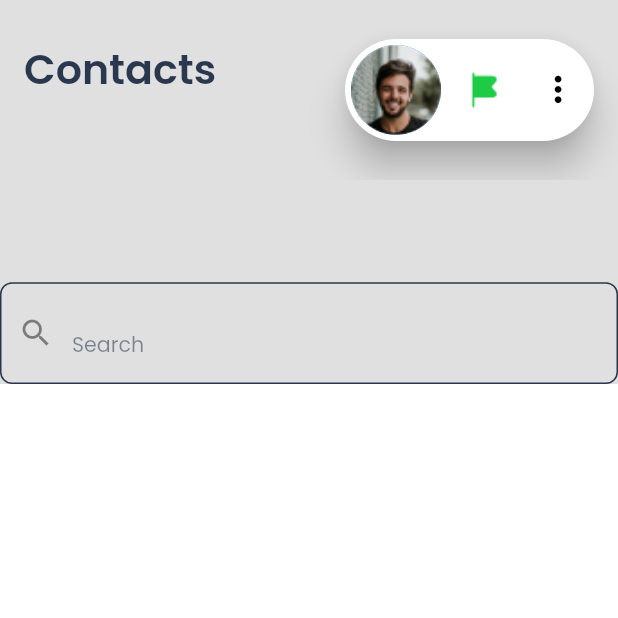
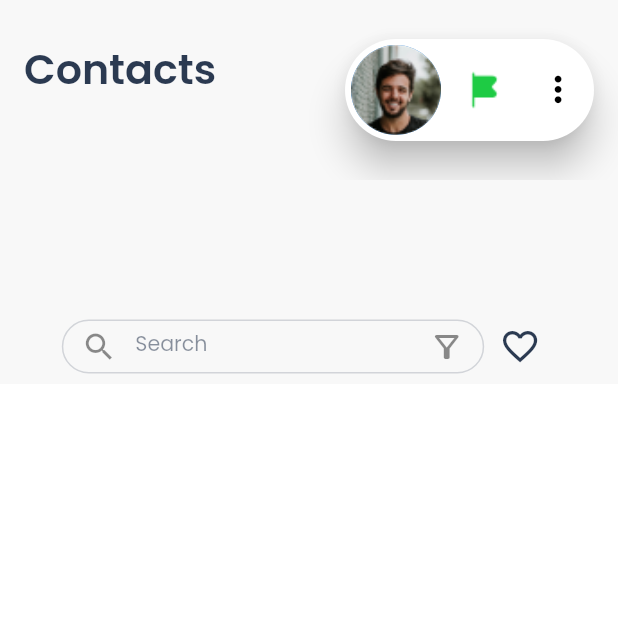
Before and after one commit to chediMZID/Team_On_The_Run, a Flutter app: the HomeScreen screen opened directly, on a phone screen of 412 x 824 dp, the top half of it. Run offline on Flutter 3.47's test engine with Material 2 defaults, Android fonts, the light colour scheme and no system bars; our stand-ins replace flutter_riverpod, flutter_screenutil, go_router, intl_phone_field; missing offline and left inert: dart:js.

Commit message:
Header 2

```diff
--- a/lib/core/theme/colors.dart
+++ b/lib/core/theme/colors.dart
@@ -1,10 +1,14 @@
 import 'package:flutter/material.dart';
+
 
 const kPrimaryColor = Color(0xFFCB1E25);
 const kDarkDisabledColor =Color(0xFF250507);
+const kNeutralColor0=Color(0x2B14243E);
 const kPrimaryColorDisabled = Color(0xFFFFCDD2);
+const kNeutralColor2 = Color(0xE5000000);
 const kNeutralColor = Color(0xFF000000);
 const kNeutralColor1 = Color(0xFF101010);
+const kNeutralColor50 =Color(0x2ED6D6D6);
 const kNeutralColor100 = Color(0xFFFFFFFF);
 const kNeutralColor800 = Color(0xFF959595);
 const kNeutralColor300 = Color(0xFFFCFCFC);
--- a/lib/core/theme/dark_themes.dart
+++ b/lib/core/theme/dark_themes.dart
@@ -30,8 +30,9 @@ ThemeData darkThemes() {
         thumbColor: MaterialStateProperty.all(Colors.grey[500]),
       ),
 
-      appBarTheme: const AppBarTheme(
-        color:  Colors.white,
+      appBarTheme:  AppBarTheme(
+        backgroundColor: Colors.grey,
+        //color:  Colors.white,
         elevation: 0,
         systemOverlayStyle: SystemUiOverlayStyle(
           statusBarColor: Colors.black,
--- a/lib/shared_widgets/header.dart
+++ b/lib/shared_widgets/header.dart
@@ -1,10 +1,8 @@
-
-
 import 'package:flutter/cupertino.dart';
 import 'package:flutter/material.dart';
+import 'package:totr/core/theme/colors.dart';
 
-enum ConnectionStatus { connected, disconnected, busy,out }
-
+enum ConnectionStatus { connected, disconnected, busy, out }
 
 class Header extends StatefulWidget implements PreferredSizeWidget {
   const Header({Key? key}) : super(key: key);
@@ -19,12 +17,13 @@ class Header extends StatefulWidget implements PreferredSizeWidget {
 
 class _HeaderState extends State<Header> {
   ConnectionStatus _currentStatus = ConnectionStatus.connected;
+  bool _isFocused = false;
 
   @override
   Widget build(BuildContext context) {
-    return  AppBar(
+    return AppBar(
       toolbarHeight: 120.0,
-      backgroundColor: Colors.black12,
+      //backgroundColor: Theme.of,
       title: Row(
         crossAxisAlignment: CrossAxisAlignment.start,
         mainAxisAlignment: MainAxisAlignment.spaceBetween,
@@ -49,7 +48,9 @@ class _HeaderState extends State<Header> {
                     backgroundImage: AssetImage('assets/images/ellipse.png'),
                   ),
                 ),
-                const SizedBox(width: 12.0,),
+                const SizedBox(
+                  width: 12.0,
+                ),
                 Flexible(
                   //width: 15.0,
                   //height: 500.0,
@@ -63,17 +64,22 @@ class _HeaderState extends State<Header> {
                       });
                     },
                     items: [
-                      dropdownMenuItem(ConnectionStatus.connected,'assets/icons/greenflag.png'),
-                      dropdownMenuItem(ConnectionStatus.disconnected,'assets/icons/greyflag.png'),
-                      dropdownMenuItem(ConnectionStatus.busy,'assets/icons/orangeflag.png'),
-                      dropdownMenuItem(ConnectionStatus.out,'assets/icons/blueflag.png'),
-
+                      dropdownMenuItem(ConnectionStatus.connected,
+                          'assets/icons/greenflag.png'),
+                      dropdownMenuItem(ConnectionStatus.disconnected,
+                          'assets/icons/greyflag.png'),
+                      dropdownMenuItem(
+                          ConnectionStatus.busy, 'assets/icons/orangeflag.png'),
+                      dropdownMenuItem(
+                          ConnectionStatus.out, 'assets/icons/blueflag.png'),
                     ],
                     icon: SizedBox(),
                     underline: SizedBox(),
                   ),
                 ),
-                const SizedBox(width: 12.0,),
+                const SizedBox(
+                  width: 12.0,
+                ),
                 PopupMenuButton<Item>(
                   padding: EdgeInsets.zero,
 
@@ -82,57 +88,93 @@ class _HeaderState extends State<Header> {
                     // Handle the selected menu item here
                   },
                   itemBuilder: (context) => [
-                    popupMenuItem(Item.newMessage,Icons.add_comment_outlined, 'New message'),
-                    popupMenuItem(Item.deleteMessage,Icons.delete_outlined, 'Delete message'),
+                    popupMenuItem(Item.newMessage, Icons.add_comment_outlined,
+                        'New message'),
+                    popupMenuItem(Item.deleteMessage, Icons.delete_outlined,
+                        'Delete message'),
                     // Add more menu items as needed
                   ],
-                  offset: Offset(0, 70), // Add space between the popup menu and the big container
+                  offset: Offset(0,
+                      70), // Add space between the popup menu and the big container
                 ),
               ],
             ),
           )
-
         ],
       ),
       bottom: PreferredSize(
-        preferredSize:Size.fromHeight(60.0) ,
+        preferredSize: Size.fromHeight(60.0),
+        child: Container(
+          height: 50.0,
+          width: MediaQuery.of(context).size.width * 0.8,
+          child: Row(
+            children: [
+              Expanded(
+                child: Focus(
+                  onFocusChange: (hasFocus) {
+                    setState(() {
+                      _isFocused = hasFocus;
+                    });
+                  },
+                  child: Container(
+                    height: 36,
+                    decoration: BoxDecoration(
+                      color: _isFocused
+                          ? Theme.of(context).scaffoldBackgroundColor
+                          : Colors.transparent,
+                      border: Border.all(
+                        color: kNeutralColor0,
+                        width: 1.0,
+                      ),
+                      borderRadius: BorderRadius.circular(55.0),
+                    ),
                     child: TextField(
+                      style: Theme.of(context).textTheme.labelMedium,
                       decoration: InputDecoration(
+
+                        enabledBorder: InputBorder.none,
+                        focusedBorder: InputBorder.none,
                         prefixIcon: Icon(Icons.search_outlined),
                         hintText: 'Search',
-
+                        suffixIcon: Icon(Icons.filter_alt_outlined)
                       ),
-
-
                     ),
-
-
                   ),
-
-
-    );
-  }
-  DropdownMenuItem<ConnectionStatus> dropdownMenuItem(ConnectionStatus status, String path) {
-    return DropdownMenuItem<ConnectionStatus>(
-      value: status,
-      child: Image.asset(path,),
+                ),
+              ),
+              IconButton(
+                  onPressed: () {},
+                  icon: Icon(Icons.favorite_border_outlined))
+            ],
+          ),
+        ),
+      ),
     );
   }
 
-  PopupMenuEntry<Item> popupMenuItem(Item value,IconData icon, String title) {
+  DropdownMenuItem<ConnectionStatus> dropdownMenuItem(
+      ConnectionStatus status, String path) {
+    return DropdownMenuItem<ConnectionStatus>(
+      value: status,
+      child: Image.asset(
+        path,
+      ),
+    );
+  }
+
+  PopupMenuEntry<Item> popupMenuItem(Item value, IconData icon, String title) {
     return PopupMenuItem<Item>(
       value: value,
       child: ListTile(
           contentPadding: EdgeInsets.zero,
-        leading: Icon(icon,color: Theme.of(context).primaryColor,) ,
-        title:Text(title)//,style: Theme.of(context).textTheme.bodyMedium,),
+          leading: Icon(
+            icon,
+            color: Theme.of(context).primaryColor,
+          ),
+          title: Text(title) //,style: Theme.of(context).textTheme.bodyMedium,),
           ),
     );
   }
-
 }
 
-enum Item {
-  newMessage,
-  deleteMessage
-}
+enum Item { newMessage, deleteMessage }
```
Also changed, not shown: lib/core/theme/light_themes.dart (+11 -3 lines). Lines whose indentation alone changed are shown as unchanged.
